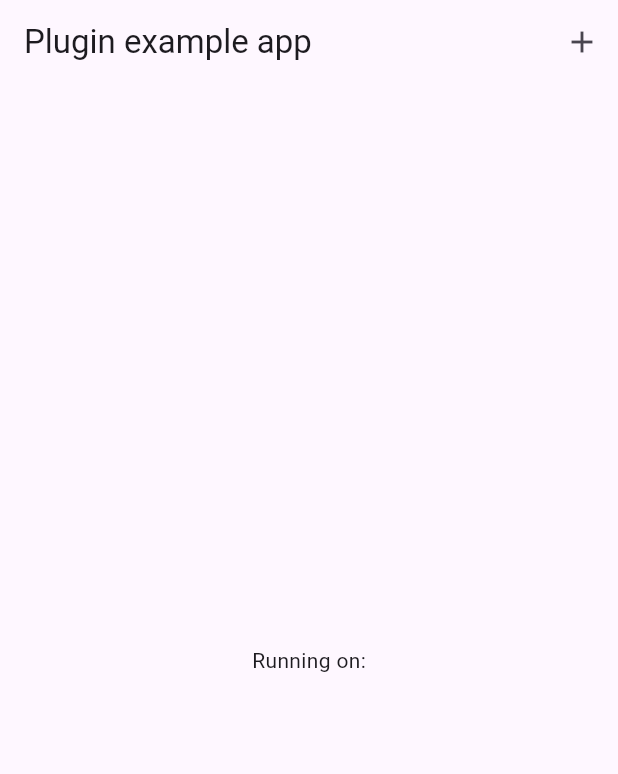
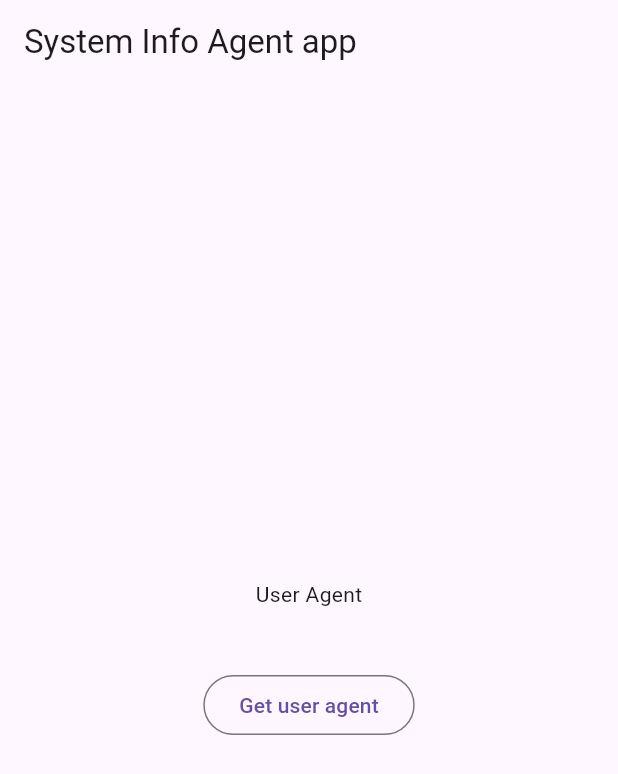
Before and after one commit to thurain11/system_info_agent, a Flutter app: the screen it shows after launch, on a phone screen of 412 x 824 dp. Shown: the top 774 px of the screen. Run offline on Flutter 3.47's test engine with Material 3 defaults, Android fonts, the phone set to English and light mode, and no system bars; our stand-ins replace plugin_platform_interface.

Commit message:
Fixed minor bugs.

```diff
--- a/example/lib/main.dart
+++ b/example/lib/main.dart
@@ -19,9 +19,8 @@ class _MyAppState extends State<MyApp> {
   @override
   void initState() {
     super.initState();
-    WidgetsBinding.instance?.addPostFrameCallback((timeStamp) async {
+    WidgetsBinding.instance.addPostFrameCallback((timeStamp) async {
       await SystemInfoAgent.init();
-      initPlatformState();
     });
   }
 
@@ -35,12 +34,11 @@ class _MyAppState extends State<MyApp> {
       // platformVersion = SystemInfoAgent.userAgent!;
       userAgent = SystemInfoAgent.userAgent!;
       webViewUserAgent = SystemInfoAgent.webViewUserAgent!;
-      debugPrint("Agent -------------------> $userAgent");
-      debugPrint("Agent -------------------> $webViewUserAgent");
+      debugPrint("User Agent ----> $userAgent");
+      debugPrint("Web User Agent ----> $webViewUserAgent");
     } on PlatformException {
       userAgent = 'Failed to get platform version.';
     }
-
     // If the widget was removed from the tree while the asynchronous platform
     // message was in flight, we want to discard the reply rather than calling
     // setState to update our non-existent appearance.
@@ -52,20 +50,34 @@ class _MyAppState extends State<MyApp> {
   @override
   Widget build(BuildContext context) {
     return MaterialApp(
+      debugShowCheckedModeBanner: false,
       home: Scaffold(
-        appBar: AppBar(
-          title: const Text('Plugin example app'),
-          actions: [
-            IconButton(
-              onPressed: () {
-                print(SystemInfoAgent.webViewUserAgent);
-                print(SystemInfoAgent.userAgent);
-              },
-              icon: Icon(Icons.add),
+
+        appBar: AppBar(title: const Text('System Info Agent app')),
+        body: Column(
+          mainAxisAlignment: MainAxisAlignment.center,
+          children: [
+            userAgent == null || webViewUserAgent == null
+                ? Center(child: Text("User Agent"))
+                : Padding(
+                    padding: const EdgeInsets.all(12.0),
+                    child: Column(
+                      mainAxisAlignment: MainAxisAlignment.center,
+                      children: [
+                        Text("$userAgent"),
+                        SizedBox(height: 20),
+                        Text("$webViewUserAgent"),
+                      ],
+                    ),
+                  ),
+            SizedBox(height: 40),
+
+            OutlinedButton(
+              onPressed: initPlatformState,
+              child: Text("Get user agent"),
             ),
           ],
         ),
-        body: Center(child: Text('Running on:')),
       ),
     );
   }
--- a/pubspec.yaml
+++ b/pubspec.yaml
@@ -1,6 +1,6 @@
 name: system_info_agent
 description: "Plugin for user agent."
-version: 1.0.0
+version: 1.0.1
 repository: https://github.com/thurain11/system_info_agent/tree/main
 homepage: https://github.com/thurain11/system_info_agent/tree/master
 issue_tracker: https://github.com/thurain11/system_info_agent/issues
```
Also changed, not shown: 2 other files.
